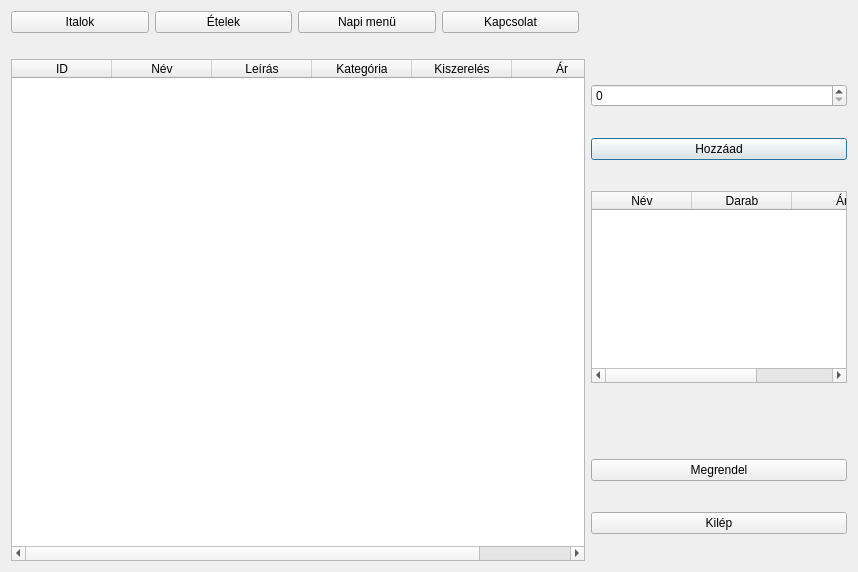
First picture: the form in view/menu.ui, repository Atis0505/Restaurant, before the edit.
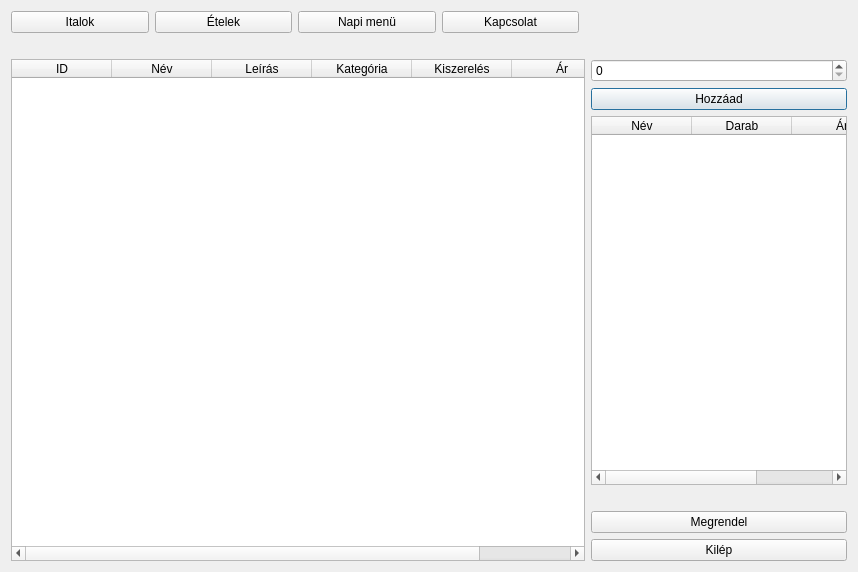
Second picture: the form after the edit.

Patch:
```diff
--- a/view/menu.ui
+++ b/view/menu.ui
@@ -11,7 +11,7 @@
             </rect>
         </property>
         <property name="sizePolicy">
-            <sizepolicy hsizetype="Expanding" vsizetype="Expanding">
+            <sizepolicy hsizetype="Preferred" vsizetype="Preferred">
                 <horstretch>0</horstretch>
                 <verstretch>0</verstretch>
             </sizepolicy>
@@ -69,7 +69,7 @@
                     <item>
                         <widget class="QTableWidget" name="table_order_list">
                             <property name="sizePolicy">
-                                <sizepolicy hsizetype="Maximum" vsizetype="Maximum">
+                                <sizepolicy hsizetype="Preferred" vsizetype="Preferred">
                                     <horstretch>0</horstretch>
                                     <verstretch>0</verstretch>
                                 </sizepolicy>
```
Left out of the diff: 12 changed lines with no effect on the pictures.
